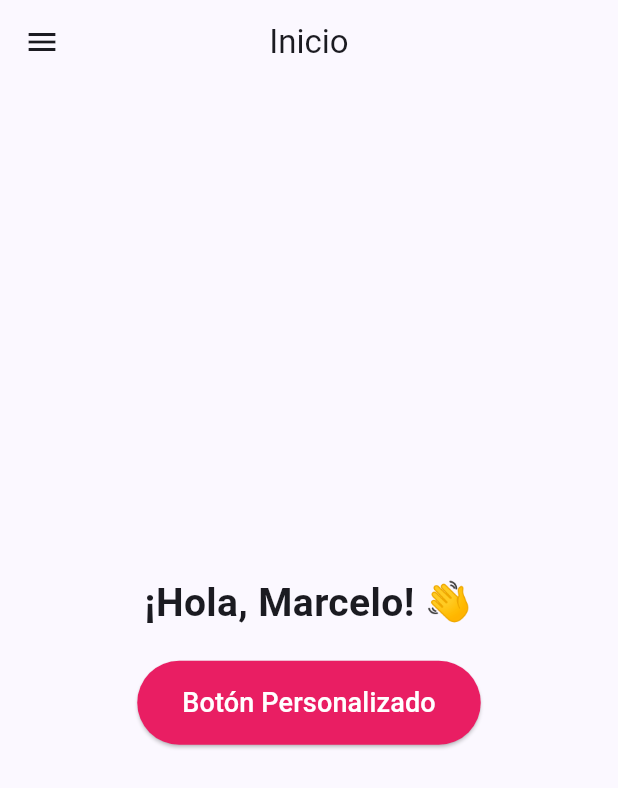
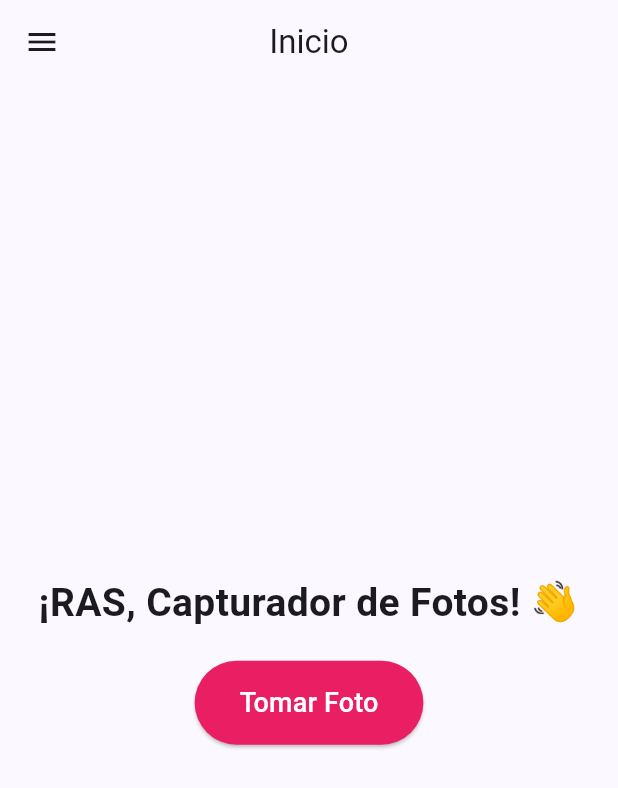
Before and after one commit to cheloDev/ras-app, a Flutter app: the screen it shows after launch, on a phone screen of 412 x 824 dp. Shown: the top 788 px of the screen. Run offline on Flutter 3.47's test engine with Material 3 defaults, Android fonts, the phone set to English and light mode, and no system bars.

Commit message:
change labels

```diff
--- a/lib/main.dart
+++ b/lib/main.dart
@@ -82,12 +82,12 @@ class HomePage extends StatelessWidget {
           mainAxisAlignment: MainAxisAlignment.center,
           children: [
             const Text(
-              '¡Hola, Marcelo! 👋',
+              '¡RAS, Capturador de Fotos! 👋',
               style: TextStyle(fontSize: 26, fontWeight: FontWeight.bold),
             ),
             const SizedBox(height: 20),
             CustomButton(
-              text: 'Botón Personalizado',
+              text: 'Tomar Foto',
               onPressed: () {
                 ScaffoldMessenger.of(context).showSnackBar(
                   const SnackBar(content: Text('¡Componente Reutilizado! 🎉')),
```
